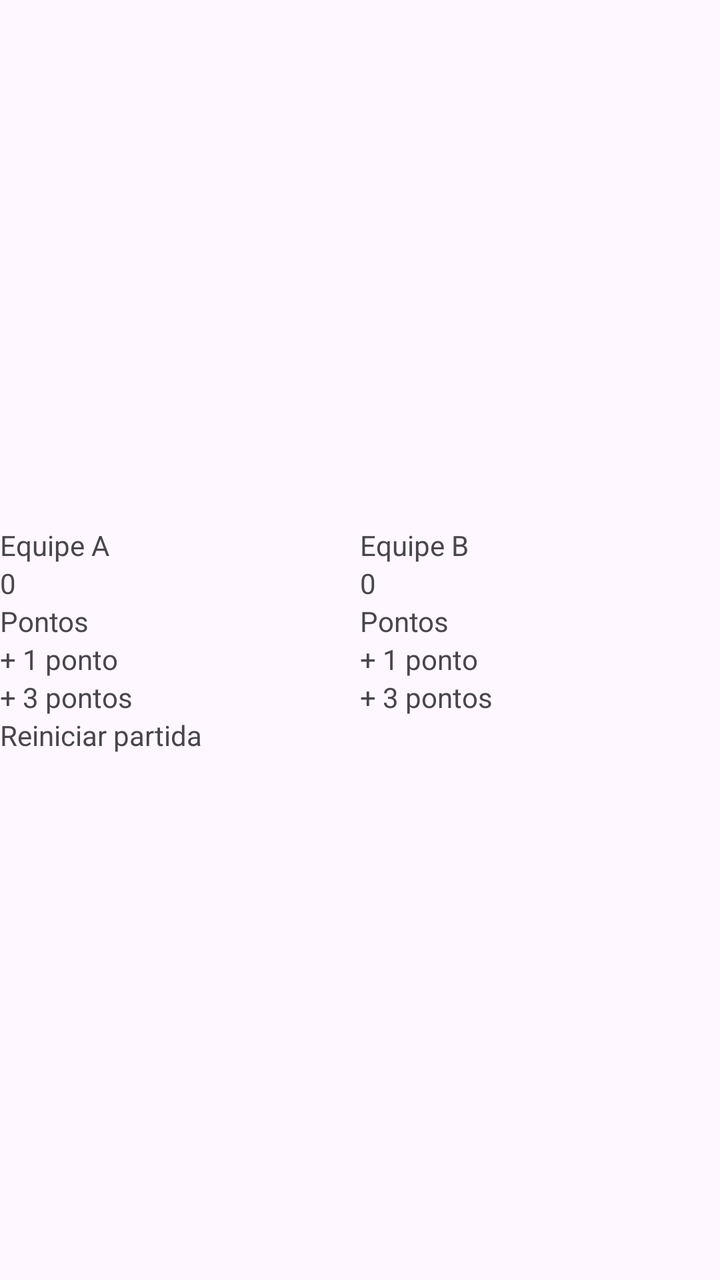
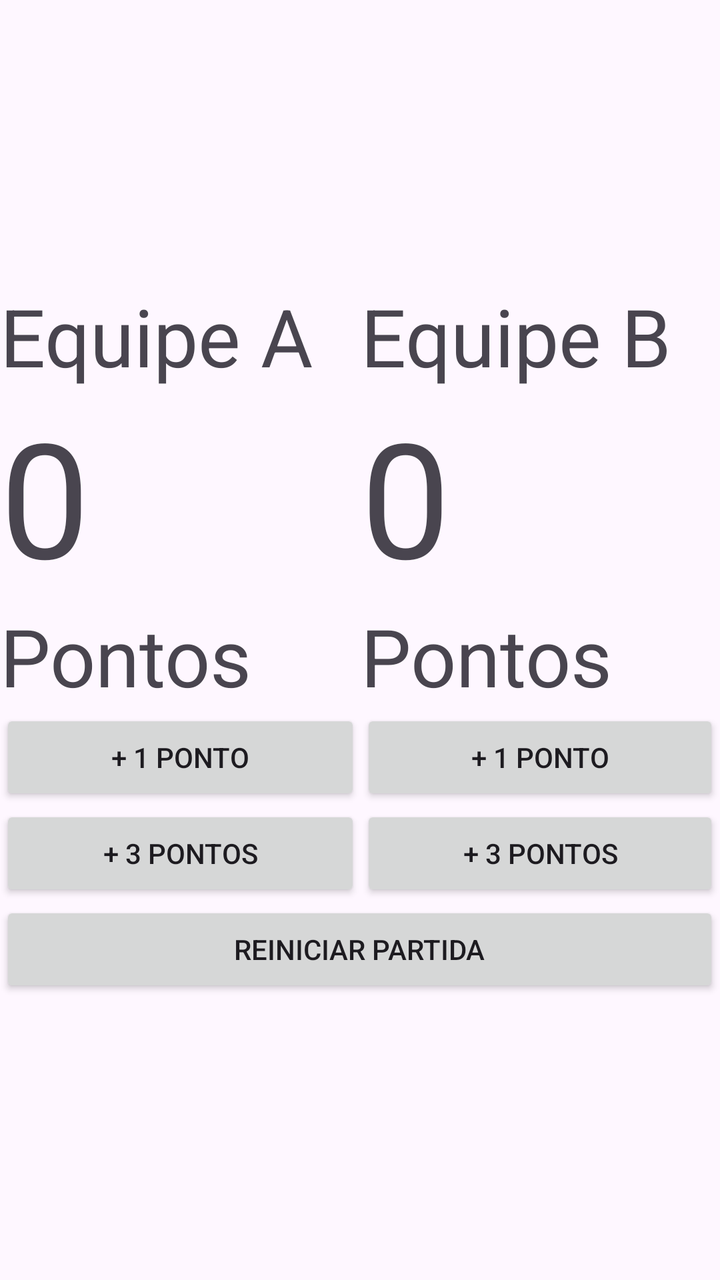

An Android layout rendered at two revisions. The XML below is the earlier revision; the diff shows what the commit changed to produce the second picture.
<!-- AndroidManifest.xml: application theme Theme.TrucoScoreBoard -->
<!-- res/layout/activity_main.xml -->
<?xml version="1.0" encoding="utf-8"?>
<androidx.constraintlayout.widget.ConstraintLayout xmlns:android="http://schemas.android.com/apk/res/android"
    xmlns:app="http://schemas.android.com/apk/res-auto"
    xmlns:tools="http://schemas.android.com/tools"
    android:id="@+id/main"
    android:layout_width="match_parent"
    android:layout_height="match_parent"
    tools:context=".MainActivity">

    <TableLayout
        android:layout_width="match_parent"
        android:layout_height="wrap_content"
        app:layout_constraintStart_toStartOf="parent"
        app:layout_constraintEnd_toEndOf="parent"
        app:layout_constraintTop_toTopOf="parent"
        app:layout_constraintBottom_toBottomOf="parent"
        android:stretchColumns="*">
        <TableRow
            android:layout_width="match_parent"
            android:layout_height="wrap_content"
            >
            <TextView
                android:text="Equipe A"
                android:layout_column="0" />
            <TextView
                android:text="Equipe B"
                android:layout_column="1" />
        </TableRow>

        <TableRow
            android:layout_width="match_parent"
            android:layout_height="wrap_content"
            >
        <TextView
            android:text="0"
            android:layout_column="0" />
        <TextView
            android:text="0"
            android:layout_column="1" />
        </TableRow>

        <TableRow
            android:layout_width="match_parent"
            android:layout_height="wrap_content"
            >
            <TextView
                android:text="Pontos"
                android:layout_column="0" />
            <TextView
                android:text="Pontos"
                android:layout_column="1" />
        </TableRow>

        <TableRow
            android:layout_width="match_parent"
            android:layout_height="wrap_content"
            >
            <TextView
                android:text="+ 1 ponto"
                android:layout_column="0" />
            <TextView
                android:text="+ 1 ponto"
                android:layout_column="1" />
        </TableRow>

        <TableRow
            android:layout_width="match_parent"
            android:layout_height="wrap_content"
            >
            <TextView
                android:text="+ 3 pontos"
                android:layout_column="0" />
            <TextView
                android:text="+ 3 pontos"
                android:layout_column="1" />
        </TableRow>

        <TableRow
            android:layout_width="match_parent"
            android:layout_height="wrap_content"            >
            <TextView
                android:text="Reiniciar partida"
                android:layout_column="0"
                android:layout_span="2"/>
        </TableRow>
    </TableLayout>

</androidx.constraintlayout.widget.ConstraintLayout>
<!-- resources referenced by this layout -->
<resources>
  <style name="Theme.TrucoScoreBoard" parent="Base.Theme.TrucoScoreBoard" />
  <style name="Base.Theme.TrucoScoreBoard" parent="Theme.Material3.DayNight.NoActionBar">
          
          
      </style>
</resources>

<!-- the commit's change to res/layout/activity_main.xml (unified diff, before → after) -->
@@ -21,10 +21,12 @@
             >
             <TextView
                 android:text="Equipe A"
-                android:layout_column="0" />
+                android:layout_column="0"
+                android:textSize="40sp"/>
             <TextView
                 android:text="Equipe B"
-                android:layout_column="1" />
+                android:layout_column="1"
+                android:textSize="40sp"/>
         </TableRow>
 
         <TableRow
@@ -33,10 +35,12 @@
             >
         <TextView
             android:text="0"
-            android:layout_column="0" />
+            android:layout_column="0"
+            android:textSize="80sp"/>
         <TextView
             android:text="0"
-            android:layout_column="1" />
+            android:layout_column="1"
+            android:textSize="80sp"/>
         </TableRow>
 
         <TableRow
@@ -45,41 +49,59 @@
             >
             <TextView
                 android:text="Pontos"
-                android:layout_column="0" />
+                android:layout_column="0"
+                android:textSize="40sp"/>
             <TextView
                 android:text="Pontos"
-                android:layout_column="1" />
+                android:layout_column="1"
+                android:textSize="40sp"/>
         </TableRow>
 
         <TableRow
             android:layout_width="match_parent"
             android:layout_height="wrap_content"
             >
-            <TextView
+            <Button
+                android:id="@+id/equipeASomar1"
+                android:layout_width="match_parent"
+                android:layout_height="wrap_content"
                 android:text="+ 1 ponto"
-                android:layout_column="0" />
-            <TextView
+                android:layout_column="0"/>
+
+            <Button
+                android:id="@+id/equipeBSomar1"
+                android:layout_width="match_parent"
+                android:layout_height="wrap_content"
                 android:text="+ 1 ponto"
-                android:layout_column="1" />
+                android:layout_column="1"/>
         </TableRow>
 
         <TableRow
             android:layout_width="match_parent"
             android:layout_height="wrap_content"
             >
-            <TextView
+            <Button
+                android:id="@+id/equipeASomar3"
+                android:layout_width="match_parent"
+                android:layout_height="wrap_content"
                 android:text="+ 3 pontos"
-                android:layout_column="0" />
-            <TextView
+                android:layout_column="0"/>
+            <Button
+                android:id="@+id/equipeBSomar3"
+                android:layout_width="match_parent"
+                android:layout_height="wrap_content"
                 android:text="+ 3 pontos"
-                android:layout_column="1" />
+                android:layout_column="1"/>
         </TableRow>
 
         <TableRow
             android:layout_width="match_parent"
             android:layout_height="wrap_content"            >
-            <TextView
-                android:text="Reiniciar partida"
+            <Button
+                android:id="@+id/resetGame"
+                android:layout_width="match_parent"
+                android:layout_height="wrap_content"
+                android:text="Reiniciar Partida"
                 android:layout_column="0"
                 android:layout_span="2"/>
         </TableRow>
